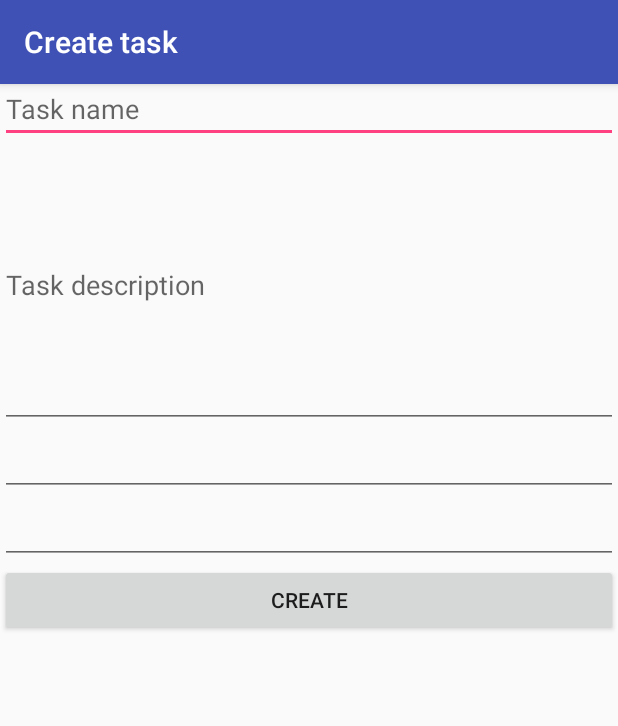
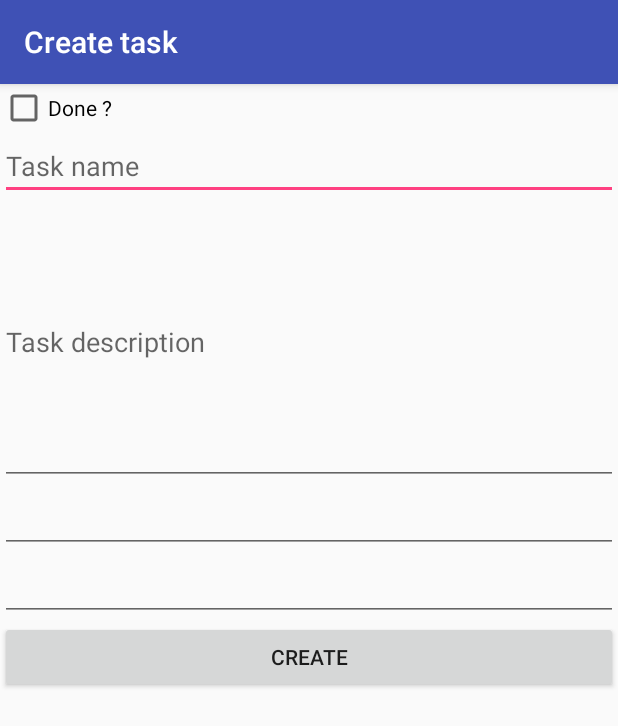
Before and after one commit to gmardon/Java_todolist_2017, an Android app: the screen it shows after launch (TaskActivity), after a tap on "New Task", on a phone screen of 412 x 824 dp. Shown: the top 726 px of the screen. Run offline under Robolectric (Android 15) with nearby library versions, the phone set to English and light mode, and no system bars.

Commit message:
add a "is_done" button

```diff
--- a/app/src/main/java/com/gmardon/todolist/Database.java
+++ b/app/src/main/java/com/gmardon/todolist/Database.java
@@ -69,7 +69,7 @@ public class Database extends SQLiteOpenHelper {
     public ArrayList<Task> getTaskList() {
         ArrayList<Task> taskList = new ArrayList<>();
         SQLiteDatabase db = this.getReadableDatabase();
-        Cursor cursor = db.query(DB_TABLE, new String[]{DB_COLUMN_ID, DB_COLUMN_NAME, DB_COLUMN_DESCRIPTION, DB_COLUMN_DUE_DATE}, null, null, null, null, null);
+        Cursor cursor = db.query(DB_TABLE, new String[]{DB_COLUMN_ID, DB_COLUMN_NAME, DB_COLUMN_DESCRIPTION, DB_COLUMN_DUE_DATE, DB_COLUMN_IS_DONE}, null, null, null, null, null);
         while (cursor.moveToNext()) {
             Task task = new Task(cursor.getInt(cursor.getColumnIndex(DB_COLUMN_ID)),
                     cursor.getString(cursor.getColumnIndex(DB_COLUMN_NAME)),
--- a/app/src/main/java/com/gmardon/todolist/TaskActivity.java
+++ b/app/src/main/java/com/gmardon/todolist/TaskActivity.java
@@ -6,6 +6,7 @@ import android.support.v7.app.AppCompatActivity;
 import android.support.v7.widget.Toolbar;
 import android.view.View;
 import android.widget.Button;
+import android.widget.CheckBox;
 import android.widget.TextView;
 
 import java.util.ArrayList;
@@ -30,15 +31,14 @@ public class TaskActivity extends AppCompatActivity {
         setContentView(R.layout.activity_task);
         Toolbar toolbar = findViewById(R.id.toolbar);
         setSupportActionBar(toolbar);
-
         database = new Database(this);
-
         ArrayList<Task> tasks = getIntent().getParcelableArrayListExtra("task");
         if (tasks != null && tasks.size() == 1) {
             this.task = tasks.get(0);
             ((TextView) findViewById(R.id.task_id)).setText(String.valueOf(this.task.getId()));
             ((TextView) findViewById(R.id.task_name)).setText(this.task.getName());
             ((TextView) findViewById(R.id.task_description)).setText(this.task.getDescription());
+            ((CheckBox) findViewById(R.id.task_is_done)).setChecked(this.task.isDone());
             //((TextView) findViewById(R.id.task_name)).setText(this.task.getName());
             this.mode = TaskModeEnum.Edit;
             this.pageTitle = "Edit task";
@@ -61,13 +61,16 @@ public class TaskActivity extends AppCompatActivity {
                         ((TextView) parent.findViewById(R.id.task_name)).getText().toString(),
                         ((TextView) parent.findViewById(R.id.task_description)).getText().toString(),
                         "",
-                        false);
+                        ((CheckBox) parent.findViewById(R.id.task_is_done)).isChecked());
                 database.insertNewTask(task);
                 setResult(Activity.RESULT_OK);
                 finish();
                 break;
-
             case Edit:
+                this.task.setName(String.valueOf(((TextView) parent.findViewById(R.id.task_name)).getText()));
+                this.task.setDescription(String.valueOf(((TextView) parent.findViewById(R.id.task_description)).getText()));
+                this.task.setDone(((CheckBox) parent.findViewById(R.id.task_is_done)).isChecked());
+                //this.task.setDone(String.valueOf(((TextView) parent.findViewById(R.id.task_id)).getText()));
                 database.updateTask(this.task);
                 setResult(Activity.RESULT_OK);
                 finish();
--- a/app/src/main/res/layout/activity_task.xml
+++ b/app/src/main/res/layout/activity_task.xml
@@ -31,13 +31,24 @@
         android:layout_height="0px"
         android:visibility="invisible" />
 
+    <CheckBox
+        android:id="@+id/task_is_done"
+        android:layout_width="match_parent"
+        android:layout_height="wrap_content"
+        android:layout_below="@+id/appBarLayout"
+        android:layout_gravity="left"
+        android:orientation="vertical"
+        android:text="Done ?" />
+
     <EditText
         android:id="@+id/task_name"
         android:layout_width="match_parent"
         android:layout_height="wrap_content"
-        android:layout_marginTop="50sp"
+        android:layout_below="@+id/task_is_done"
+        android:layout_gravity="right"
         android:ems="10"
         android:hint="Task name"
+        android:orientation="vertical"
         android:text="" />
 
     <EditText
```
